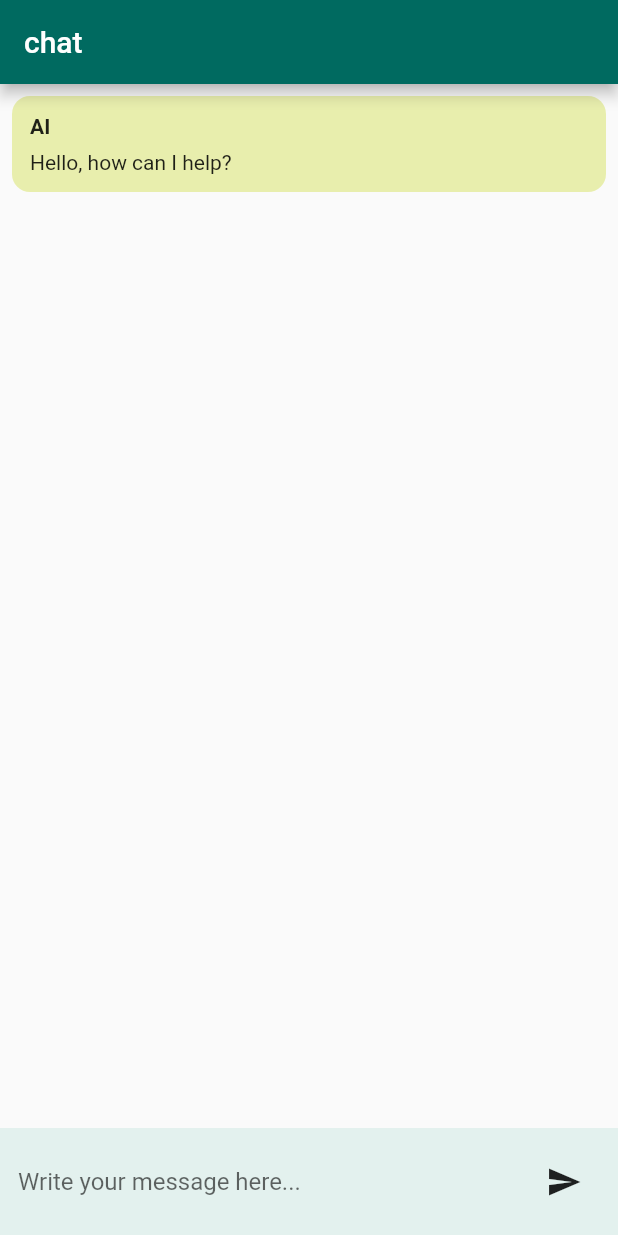
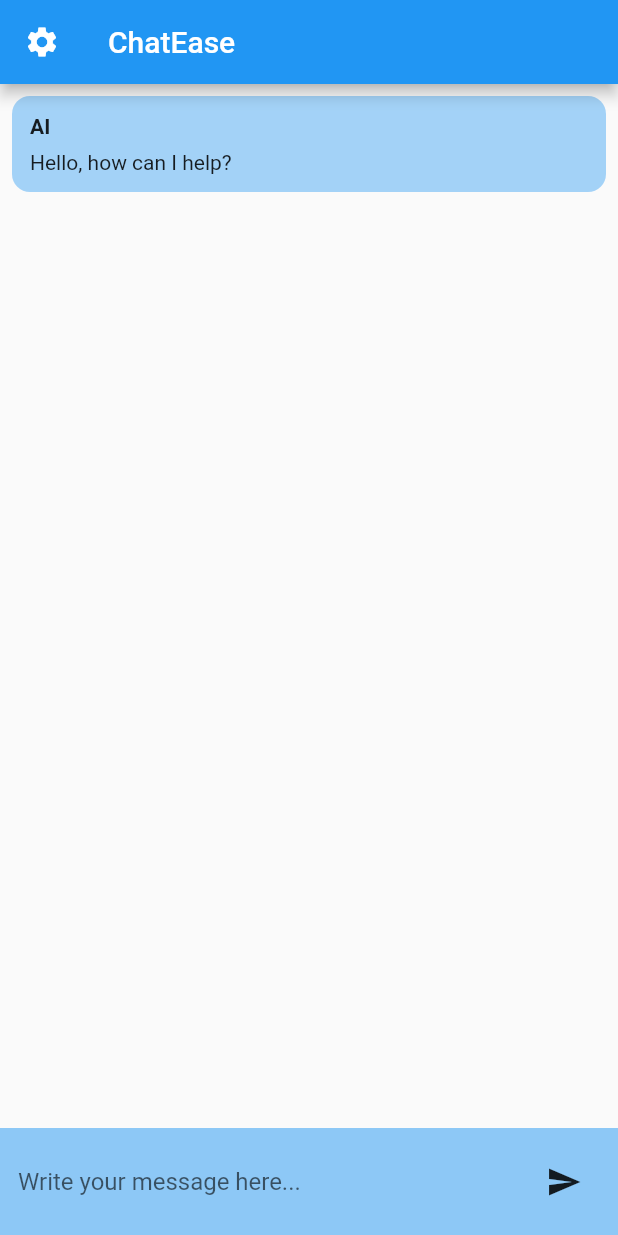
Before and after one commit to ChaosJiang/chat_ease, a Flutter app: the screen it shows after launch, on a phone screen of 412 x 824 dp. Run offline on Flutter 3.47's test engine with Material 2 defaults, Android fonts, the phone set to English and light mode, and no system bars; missing offline and left inert: dart_openai.

Commit message:
add settings screen

```diff
--- a/lib/chat_page.dart
+++ b/lib/chat_page.dart
@@ -24,7 +24,12 @@ class _ChatPageState extends State<ChatPage> {
   Widget build(BuildContext context) {
     return Scaffold(
       appBar: AppBar(
-        title: const Text("chat"),
+        title: const Text("ChatEase"),
+        leading: IconButton(
+            onPressed: () {
+              Navigator.pushNamed(context, '/settings');
+            },
+            icon: const Icon(Icons.settings)),
       ),
       body: Column(children: [
         Expanded(
@@ -57,7 +62,6 @@ class _ChatPageState extends State<ChatPage> {
         _awaitingResponse = false;
       });
     } catch (err) {
-      print(err);
       ScaffoldMessenger.of(context).showSnackBar(
         const SnackBar(content: Text('An error occurred. Please try again.')),
       );
--- a/lib/main.dart
+++ b/lib/main.dart
@@ -1,3 +1,4 @@
+import 'package:chat_ease/widgets/settings.dart';
 import 'package:flutter/material.dart';
 import 'package:chat_ease/api/chat_api.dart';
 import 'package:chat_ease/chat_page.dart';
@@ -16,123 +17,13 @@ class ChatApp extends StatelessWidget {
   Widget build(BuildContext context) {
     return MaterialApp(
       title: 'ChatGPT Client',
-      theme: ThemeData(
-        colorScheme: ColorScheme.fromSeed(
-          seedColor: Colors.teal,
-          secondary: Colors.lime,
-        ),
-      ),
-      home: ChatPage(chatApi: chatApi),
+      theme: ThemeData.light(),
+      // home: ChatPage(chatApi: chatApi),
+      initialRoute: '/',
+      routes: {
+        '/': (context) => ChatPage(chatApi: chatApi),
+        '/settings': (context) => SettingsScreen()
+      },
     );
   }
 }
-
-// class MyApp extends StatelessWidget {
-//   const MyApp({super.key});
-
-//   // This widget is the root of your application.
-//   @override
-//   Widget build(BuildContext context) {
-//     return MaterialApp(
-//       title: 'Flutter Demo',
-//       theme: ThemeData(
-//         // This is the theme of your application.
-//         //
-//         // Try running your application with "flutter run". You'll see the
-//         // application has a blue toolbar. Then, without quitting the app, try
-//         // changing the primarySwatch below to Colors.green and then invoke
-//         // "hot reload" (press "r" in the console where you ran "flutter run",
-//         // or simply save your changes to "hot reload" in a Flutter IDE).
-//         // Notice that the counter didn't reset back to zero; the application
-//         // is not restarted.
-//         primarySwatch: Colors.blue,
-//       ),
-//       home: const MyHomePage(title: 'Flutter Demo Home Page'),
-//     );
-//   }
-// }
-
-// class MyHomePage extends StatefulWidget {
-//   const MyHomePage({super.key, required this.title});
-
-//   // This widget is the home page of your application. It is stateful, meaning
-//   // that it has a State object (defined below) that contains fields that affect
-//   // how it looks.
-
-//   // This class is the configuration for the state. It holds the values (in this
-//   // case the title) provided by the parent (in this case the App widget) and
-//   // used by the build method of the State. Fields in a Widget subclass are
-//   // always marked "final".
-
-//   final String title;
-
-//   @override
-//   State<MyHomePage> createState() => _MyHomePageState();
-// }
-
-// class _MyHomePageState extends State<MyHomePage> {
-//   int _counter = 0;
-
-//   void _incrementCounter() {
-//     setState(() {
-//       // This call to setState tells the Flutter framework that something has
-//       // changed in this State, which causes it to rerun the build method below
-//       // so that the display can reflect the updated values. If we changed
-//       // _counter without calling setState(), then the build method would not be
-//       // called again, and so nothing would appear to happen.
-//       _counter++;
-//     });
-//   }
-
-//   @override
-//   Widget build(BuildContext context) {
-//     // This method is rerun every time setState is called, for instance as done
-//     // by the _incrementCounter method above.
-//     //
-//     // The Flutter framework has been optimized to make rerunning build methods
-//     // fast, so that you can just rebuild anything that needs updating rather
-//     // than having to individually change instances of widgets.
-//     return Scaffold(
-//       appBar: AppBar(
-//         // Here we take the value from the MyHomePage object that was created by
-//         // the App.build method, and use it to set our appbar title.
-//         title: Text(widget.title),
-//       ),
-//       body: Center(
-//         // Center is a layout widget. It takes a single child and positions it
-//         // in the middle of the parent.
-//         child: Column(
-//           // Column is also a layout widget. It takes a list of children and
-//           // arranges them vertically. By default, it sizes itself to fit its
-//           // children horizontally, and tries to be as tall as its parent.
-//           //
-//           // Invoke "debug painting" (press "p" in the console, choose the
-//           // "Toggle Debug Paint" action from the Flutter Inspector in Android
-//           // Studio, or the "Toggle Debug Paint" command in Visual Studio Code)
-//           // to see the wireframe for each widget.
-//           //
-//           // Column has various properties to control how it sizes itself and
-//           // how it positions its children. Here we use mainAxisAlignment to
-//           // center the children vertically; the main axis here is the vertical
-//           // axis because Columns are vertical (the cross axis would be
-//           // horizontal).
-//           mainAxisAlignment: MainAxisAlignment.center,
-//           children: <Widget>[
-//             const Text(
-//               'You have pushed the button this many times:',
-//             ),
-//             Text(
-//               '$_counter',
-//               style: Theme.of(context).textTheme.headlineMedium,
-//             ),
-//           ],
-//         ),
-//       ),
-//       floatingActionButton: FloatingActionButton(
-//         onPressed: _incrementCounter,
-//         tooltip: 'Increment',
-//         child: const Icon(Icons.add),
-//       ), // This trailing comma makes auto-formatting nicer for build methods.
-//     );
-//   }
-// }
--- a/pubspec.yaml
+++ b/pubspec.yaml
@@ -30,7 +30,6 @@ environment:
 dependencies:
   flutter:
     sdk: flutter
-
 
   # The following adds the Cupertino Icons font to your application.
   # Use with the CupertinoIcons class for iOS style icons.
```
Also changed, not shown: lib/widgets/settings.dart (added, +80 -0 lines).
